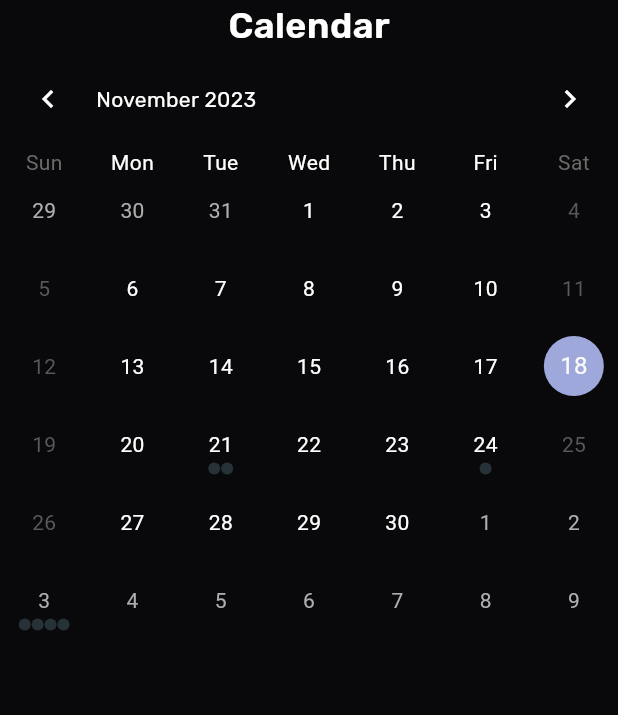
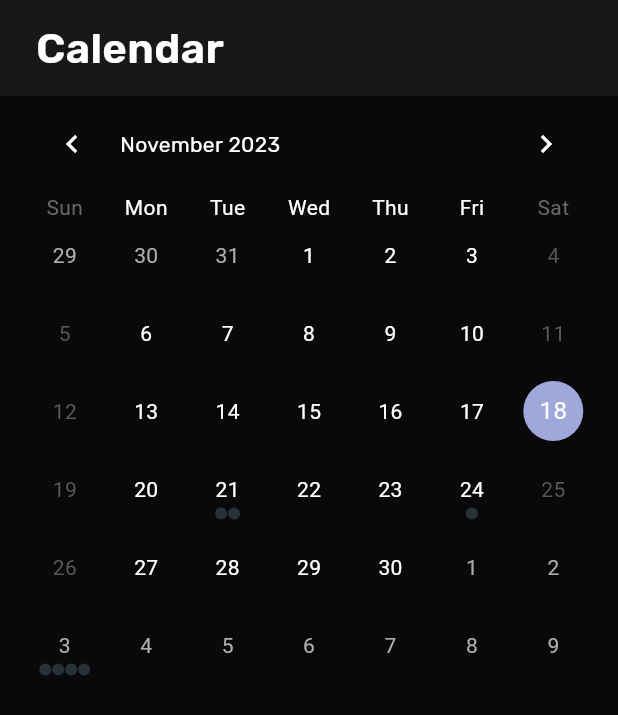
Before and after one commit to ian-shakespeare/caravanner, a Flutter app: the CalendarScreen widget shown alone on an empty page, opened directly, on a phone screen of 412 x 824 dp. Shown: the top 715 px of the screen. Run offline on Flutter 3.47's test engine with Material 2 defaults, Android fonts, the light colour scheme and no system bars; drawn by our look-alikes of table_calendar; our stand-ins replace google_fonts, google_sign_in, supabase_flutter; accounts and stored records are empty.

Commit message:
calendar and messages

```diff
--- a/lib/home/calendar.dart
+++ b/lib/calendar/calendar.dart
@@ -1,11 +1,12 @@
 import "package:caravanner/components/bottom_modal.dart";
 import "package:caravanner/components/list.dart";
+import "package:caravanner/components/screen.dart";
 import "package:caravanner/theme/colors.dart";
 import "package:flutter/material.dart";
 import "package:google_fonts/google_fonts.dart";
 import "package:intl/intl.dart";
 import "package:table_calendar/table_calendar.dart";
-import "../theme/text.dart";
+import '../theme/text.dart';
 
 Map<DateTime, List<dynamic>> kEvents = {
   DateUtils.dateOnly(DateTime.now()): [
@@ -118,15 +119,19 @@ class CalendarScreen extends StatelessWidget {
 
   List<dynamic> _getEventsForDay(DateTime date) {
     // Implementation example
-    return kEvents[DateUtils.dateOnly(date.add(Duration(days: -3)))] ?? [];
+    return kEvents[DateUtils.dateOnly(date.add(const Duration(days: -3)))] ?? [];
   }
 
   @override
   Widget build(BuildContext context) {
-    return Center(
+    return Screen(
+      headerCenter: Padding(
+        padding: const EdgeInsets.only(left: 16),
+        child: CText.subheading("Calendar"),
+      ),
+      body: Center(
         child: Column(
           children: <Widget>[
-          CText.title("Calendar"),
             TableCalendar(
               eventLoader: _getEventsForDay,
               onDaySelected: _onDaySelected(context),
@@ -134,21 +139,21 @@ class CalendarScreen extends StatelessWidget {
               lastDay: DateTime.utc(2030, 3, 14),
               focusedDay: DateTime.now(),
               sixWeekMonthsEnforced: true,
-            daysOfWeekStyle: DaysOfWeekStyle(
+              daysOfWeekStyle: const DaysOfWeekStyle(
                 weekdayStyle: TextStyle(color: CColors.white),
               ),
               weekNumbersVisible: false,
-            calendarStyle: CalendarStyle(
+              calendarStyle: const CalendarStyle(
                 defaultTextStyle: TextStyle(color: CColors.white),
               ),
-            availableCalendarFormats: {CalendarFormat.month: "Month"},
+              availableCalendarFormats: const {CalendarFormat.month: "Month"},
               rangeSelectionMode: RangeSelectionMode.toggledOff,
               headerStyle: HeaderStyle(
-              leftChevronIcon: Icon(
+                leftChevronIcon: const Icon(
                   Icons.chevron_left,
                   color: CColors.white,
                 ),
-              rightChevronIcon: Icon(
+                rightChevronIcon: const Icon(
                   Icons.chevron_right,
                   color: CColors.white,
                 ),
@@ -157,6 +162,7 @@ class CalendarScreen extends StatelessWidget {
             )
           ],
         ),
+      ),
     );
   }
 }
--- a/lib/navigation/app_bar.dart
+++ b/lib/navigation/app_bar.dart
@@ -9,37 +9,37 @@ class CAppBar extends StatelessWidget implements PreferredSizeWidget {
   @override
   final Size preferredSize;
 
-  CAppBar({
+  const CAppBar({
     super.key,
     this.headerCenter,
     this.headerLeft,
     this.headerRight
-  }) : preferredSize = Size.fromHeight(80);
+  }) : preferredSize = const Size.fromHeight(72);
 
   @override
-  Widget build(BuildContext ctx) {
+  Widget build(BuildContext _) {
     const sideButtonSize = 60.0;
     return Container(
-      decoration: BoxDecoration(
+      decoration: const BoxDecoration(
         color: CColors.surface,
       ),
       child: SafeArea(
         child: Padding(
-          padding: EdgeInsets.symmetric(vertical: 12, horizontal: 8),
+          padding: const EdgeInsets.symmetric(vertical: 12, horizontal: 8),
           child: Row(
             children: <Widget>[
-              SizedBox.square(
+              if (headerLeft != null) SizedBox.square(
                 dimension: sideButtonSize,
-                child: headerLeft ?? SizedBox.shrink()
+                child: headerLeft!
               ),
               Expanded(
                 child: Container(
                   child: headerCenter ?? const Text(""),
                 ),
               ),
-              SizedBox.square(
+              if (headerRight != null) SizedBox.square(
                 dimension: sideButtonSize,
-                child: headerRight ?? SizedBox.shrink()
+                child: headerRight!
               ),
             ]
           ),
--- a/lib/navigation/tab_bar.dart
+++ b/lib/navigation/tab_bar.dart
@@ -65,9 +65,7 @@ class _CTabBarState extends State<CTabBar> {
           })),
         ),
       ),
-      body: SafeArea(
-        child: List<Widget>.from(widget.tabs.map((tab) => tab.screen))[currentIndex],
-      ),
+      body: List<Widget>.from(widget.tabs.map((tab) => tab.screen))[currentIndex],
     );
   }
 }
```
Also changed, not shown: lib/main.dart (+14 -2 lines), lib/messages/messages.dart (added, +21 -0 lines). Lines whose indentation alone changed are shown as unchanged.
